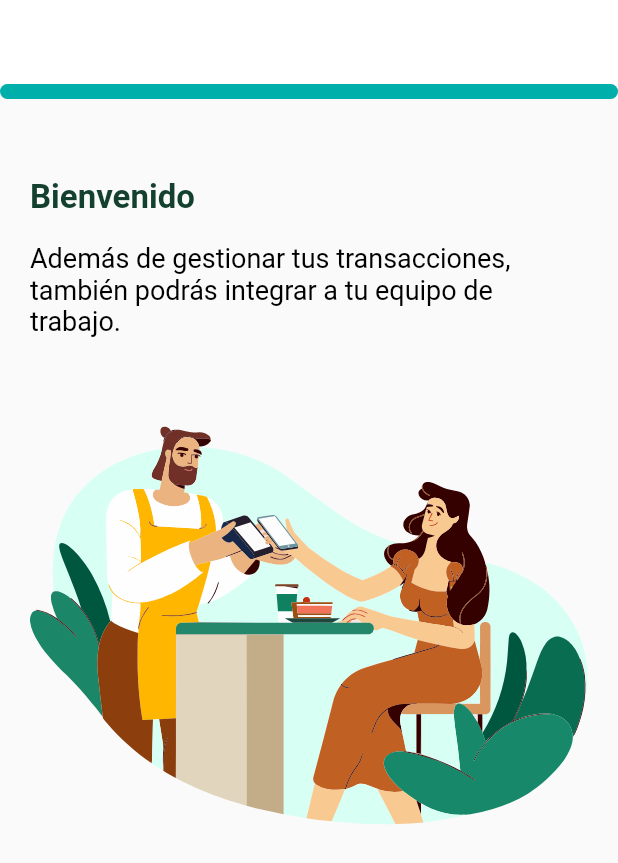
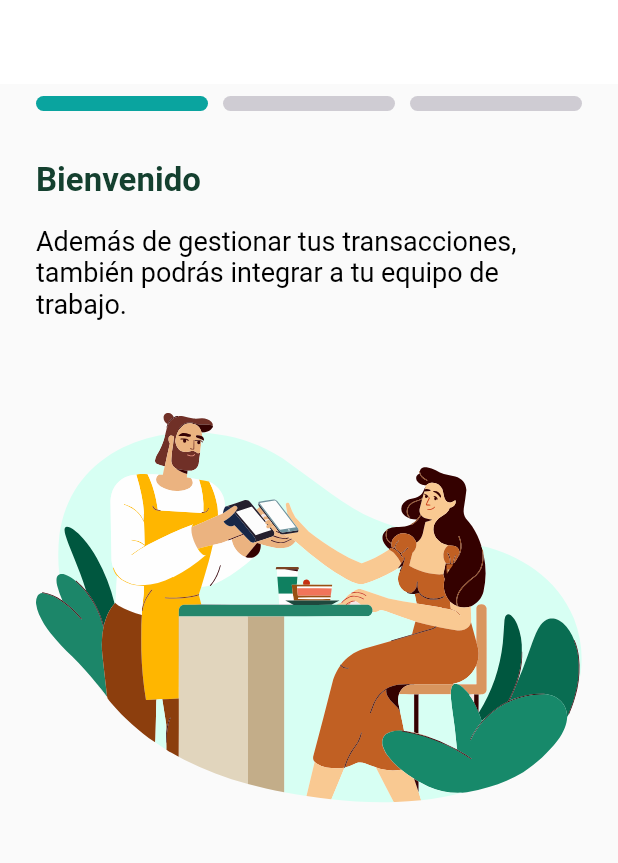
Before and after one commit to DavidEMV1622/credibanco_HU_One, a Flutter app: the screen it shows after launch, on a phone screen of 412 x 824 dp. Shown: the top 863 px of the screen. Run offline on Flutter 3.47's test engine with Material 2 defaults, Android fonts, the phone set to English and light mode, and no system bars; our stand-ins replace flutter_svg.

```diff
--- a/lib/app.dart
+++ b/lib/app.dart
@@ -1,4 +1,5 @@
 import 'package:credibanco_hu_aca_1715/presentation/screens/avisos_page.dart';
+import 'package:credibanco_hu_aca_1715/presentation/widgets/listView_prueba.dart';
 import 'package:flutter/material.dart';
 
 class MyApp extends StatelessWidget {
@@ -11,6 +12,7 @@ class MyApp extends StatelessWidget {
       // widget principal
       home: Center(
         child: AvisoPage(),
+        //child: ListViewPage(),
       ),
     );
   }
--- a/lib/presentation/colors/color.dart
+++ b/lib/presentation/colors/color.dart
@@ -4,9 +4,9 @@ import 'package:flutter/material.dart';
 class CustomColors {
   // Colores Principales
   static const Color colorVerdePantano =
-      Color.fromRGBO(0, 175, 170, 1);
+      Color.fromRGBO(10, 164, 159, 1);
   static const Color colorAmarilloMostaza =
-      Color.fromRGBO(255, 182, 0, 1);
+    Color.fromRGBO(255, 182, 0, 1);
   static const Color colorVerdeOscuroFuerte =
       Color.fromRGBO(20, 64, 47, 1);
   static const Color colorNegro =
@@ -22,7 +22,7 @@ class CustomColors {
   static const Color colorGris_3 =
       Color.fromRGBO(194, 194, 194, 1);
   static const Color colorGris_4 =
-      Color.fromRGBO(224, 224, 224, 1);
+      Color.fromRGBO(207, 204, 211, 1);
   static const Color colorGris_5 =
       Color.fromRGBO(239, 239, 239, 1);
 
--- a/lib/presentation/screens/avisos_page.dart
+++ b/lib/presentation/screens/avisos_page.dart
@@ -28,11 +28,13 @@ class _AvisoPageState extends State<AvisoPage> {
 
       body: Center(
         child: Column(
+          mainAxisAlignment: MainAxisAlignment.start,
+          crossAxisAlignment: CrossAxisAlignment.center,
           children: [
             //Text("$page"),
             ProgressBarr(pageActual: page, cantidadBarr: 3,),
 
-            // Inicio del manejo del ListView o PageView
+            // Inicio del manejo del PageView
             Expanded(
               child: PageView(
 
@@ -43,7 +45,7 @@ class _AvisoPageState extends State<AvisoPage> {
                 },
 
                 physics: const ScrollPhysics(), // animacion al llegar al final de la lista
-                scrollDirection: Axis.horizontal, // Mover la lista en horizontal
+                scrollDirection: Axis.horizontal, // Mover el slide en horizontal
 
                 // Llamada de cada pantalla
                 children: [
--- a/lib/presentation/widgets/avisosPageGeneral.dart
+++ b/lib/presentation/widgets/avisosPageGeneral.dart
@@ -25,16 +25,16 @@ class AvisosPageGeneral extends StatelessWidget {
       child: Center(
         child: Padding(
           // Padding de separacion entre el contenido y los bordes del celular
-          padding: const EdgeInsets.fromLTRB(20, 20, 20, 20),
+          padding: const EdgeInsets.fromLTRB(24, 33, 24, 24),
           child: Column(
             //mainAxisAlignment: MainAxisAlignment.spaceBetween,
             crossAxisAlignment: CrossAxisAlignment.start,
 
             children: <Widget>[
 
-              SizedBox(
-                height: MediaQuery.of(context).size.height * 0.04,
-              ),
+              // SizedBox(
+              //   height: MediaQuery.of(context).size.height * 0.04,
+              // ),
               subtituloDos(subtituloDosGeneral,
               MediaQuery.of(context).size.width > 1000? 34
               : MediaQuery.of(context).size.width > 800? 30
--- a/lib/presentation/widgets/barrProgress.dart
+++ b/lib/presentation/widgets/barrProgress.dart
@@ -17,50 +17,62 @@ class ProgressBarr extends StatefulWidget {
 class _ProgressBarrState extends State<ProgressBarr> {
   @override
   Widget build(BuildContext context) {
-    return
-        /* SizedBox(
-
-      // Toma todo el largo de la pantalla y se multiplica por el 28%
-      //width: MediaQuery.of(context).size.width * 0.28,
-      //width: double.infinity,
-      height: 4.5, // ancho de la barra de progreso
-
-      // Widget "ClipRRect" para redondear las esquinas del hijo
-      child: ClipRRect(
-        borderRadius: BorderRadius.all(Radius.circular(12)),
-        // Creacion de una linea de progreso
-        child: LinearProgressIndicator(
-          value: 1, // "0" vacio y "1" lleno
-          backgroundColor: CustomColors.colorGris_3, // Color del fondo
-          // Color de la barra con animacion
-          valueColor: AlwaysStoppedAnimation(),
-          minHeight: 10, // Grosor de la barra de progreso
-        ),
-      ),
-    );
-    */
-    SizedBox(
-      width: MediaQuery.of(context).size.width,
+    final size = MediaQuery.of(context).size;
+    return/*
+    Container(
+      width: size.width,
       height: 10,
 
-      // decoration: BoxDecoration(
-      //   color: Colors.green,
-      // ),
+      decoration: const BoxDecoration(
+        color: Colors.red,
+      ),
 
       child: ListView.builder(
         scrollDirection: Axis.horizontal,
         itemCount: widget.cantidadBarr,
-        itemBuilder: (context, index) {
+        itemBuilder: (BuildContext context, int index) {
           return Container(
             height: 4.5,
-            width: (MediaQuery.of(context).size.width),
-            margin: const EdgeInsets.symmetric(horizontal: 0.0),
+            width: (size.width - ((widget.cantidadBarr - 1) * 10))/ widget.cantidadBarr,
+            margin:  EdgeInsets.only(right: index == (widget.cantidadBarr - 1) ? 0 : 10.0),
             decoration: BoxDecoration(
-              color: widget.pageActual < index ?  CustomColors.colorGris_3 : CustomColors.colorVerdePantano,
+              color: widget.pageActual <= index ?  CustomColors.colorGris_3 : Colors.red,
+              //color: widget.pageActual < index ?  Colors.transparent : Colors.transparent,
               borderRadius: BorderRadius.circular(12)
             ),
           );
-        },
+        }
+      ),
+    );*/
+
+    Padding(
+      padding: const EdgeInsets.fromLTRB(24, 8, 24, 0),
+      child: SizedBox(
+        width: size.width,
+        height: 10,
+
+        child: ListView.separated(
+          scrollDirection: Axis.horizontal,
+          itemCount: widget.cantidadBarr,
+          separatorBuilder: (context, index) =>
+            const SizedBox(
+              width: 10,
+            ),
+
+          itemBuilder: (BuildContext context, index) =>
+            Container(
+              height: 4.5,
+              /* se resta la cantidad de barras a pitar - 1 para que no se agregue un espacio de 10 adicional en la
+              ultima barra (widget.cantidadBarr - 1), despues se multiplica por el espacio que haber entre cada barra
+              segun el separatorBuilder que es 10 ((widget.cantidadBarr - 1) * 10, el resultado de la multiplicacion
+              se resta con el ancho de la pantalla 100% (puede ser double o int) y asi to*/
+              width: ((size.width - ((widget.cantidadBarr - 1) * 10)) - 48) / widget.cantidadBarr,
+              decoration: BoxDecoration(
+                color: widget.pageActual < index ?  CustomColors.colorGris_4 : CustomColors.colorVerdePantano,
+                borderRadius: BorderRadius.circular(20),
+              ),
+            ),
+        ),
       ),
     );
   }
--- a/lib/presentation/widgets/buttons.dart
+++ b/lib/presentation/widgets/buttons.dart
@@ -29,7 +29,7 @@ class BtnPrimaery extends StatelessWidget {
 
         onPressed: onPressed, // Evento al presionar el boton
 
-        padding: const EdgeInsets.symmetric(horizontal: 20, vertical: 10),
+        padding: const EdgeInsets.symmetric(horizontal: 20, vertical: 20),
 
         // Agregar texto dentro del boton
         child: Text(
```
Also changed, not shown: lib/presentation/widgets/listView_prueba.dart (added, +80 -0 lines).
